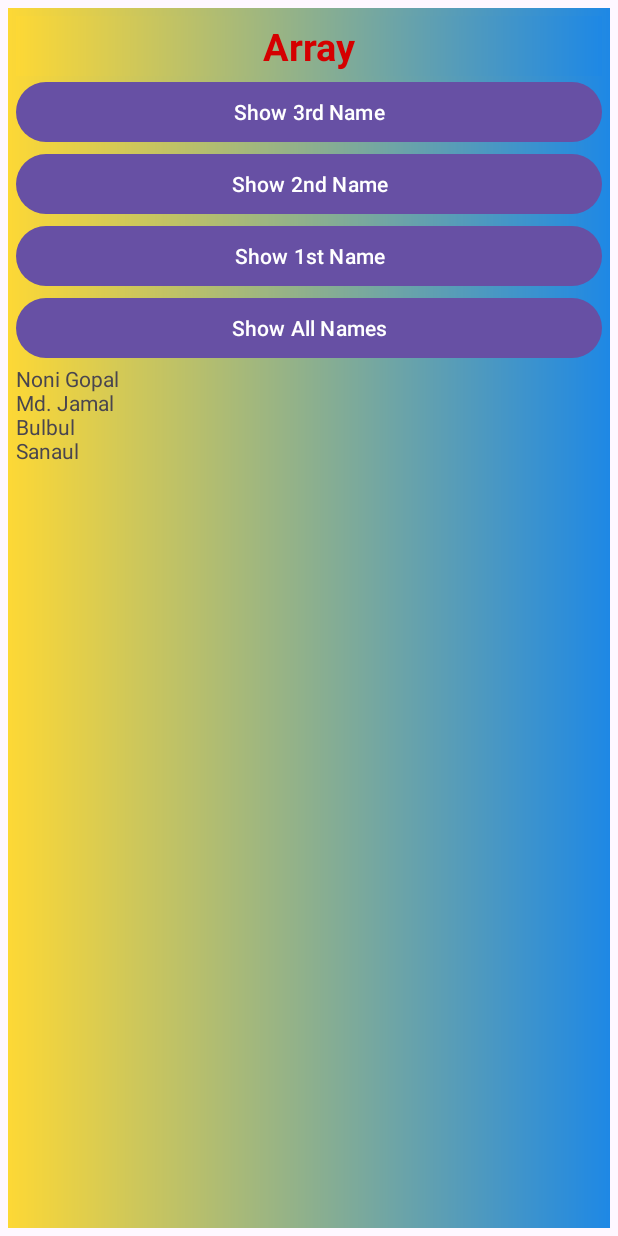
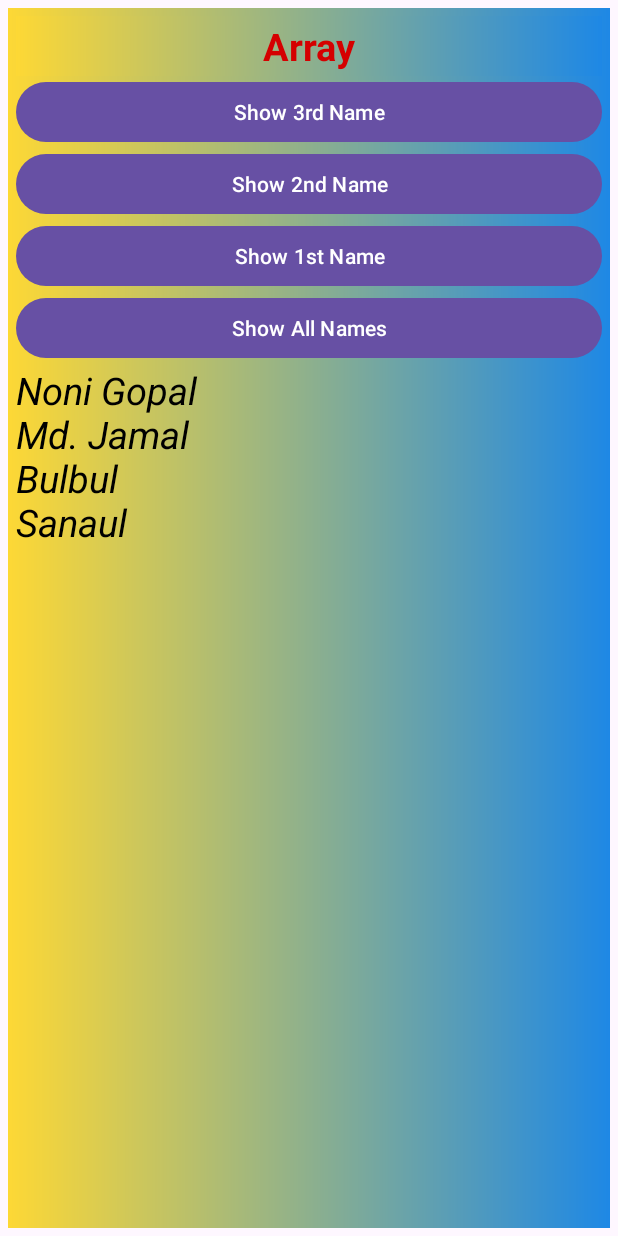
Before and after one commit to anirbanprince/All_Practice, an Android app: the Activity_Array screen opened directly, with no data from a screen before it, after a tap on "Show All Names", on a phone screen of 412 x 824 dp. Run offline under Robolectric (Android 15) with nearby library versions, the phone set to English and light mode, and no system bars; 3 other taps on this screen came first.

Commit message:
Merge remote-tracking branch 'origin/master'
# Conflicts:
#	app/src/main/res/layout/activity_array.xml

```diff
--- a/app/src/main/res/layout/activity_array.xml
+++ b/app/src/main/res/layout/activity_array.xml
@@ -61,6 +61,9 @@
         android:id="@+id/tvd"
         android:layout_width="match_parent"
         android:layout_height="wrap_content"
+        android:textColor="@color/black"
+        android:textStyle="italic"
+        android:textSize="25sp"
         />
 
 
```
